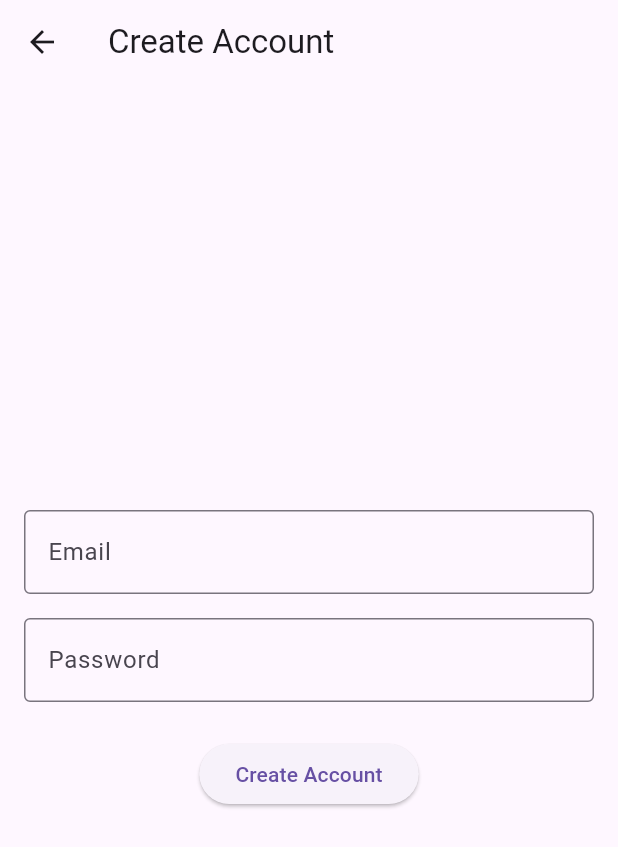
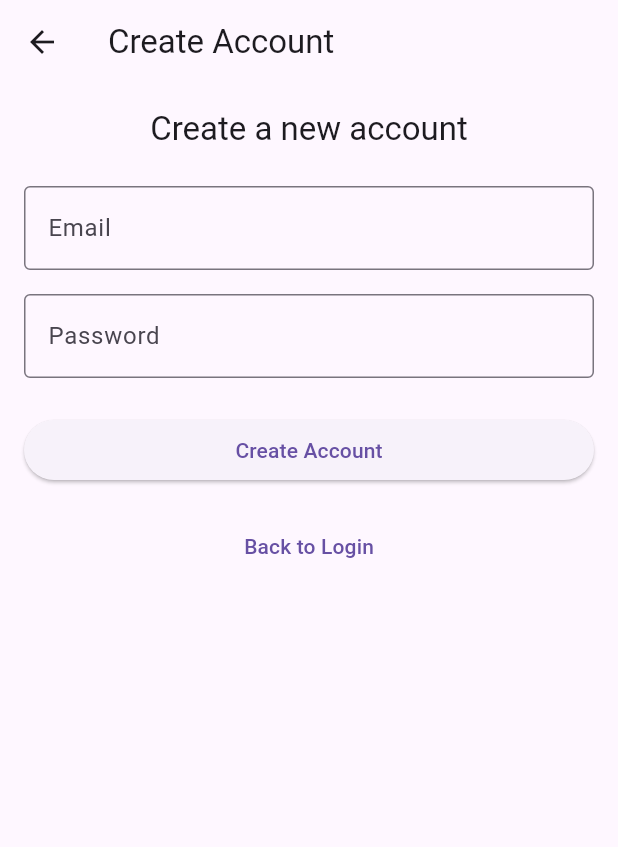
Before and after one commit to GeethJayawardena/nearm_services, a Flutter app: the CreateAccountPage screen opened directly, on a phone screen of 412 x 824 dp. Shown: the top 847 px of the screen. Run offline on Flutter 3.47's test engine with Material 3 defaults, Android fonts, the phone set to English and light mode, and no system bars; our stand-ins replace cloud_firestore, firebase_auth, firebase_core; accounts and stored records are empty.

Commit message:
account create worked

```diff
--- a/lib/create_account_page.dart
+++ b/lib/create_account_page.dart
@@ -9,24 +9,22 @@ class CreateAccountPage extends StatefulWidget {
 }
 
 class _CreateAccountPageState extends State<CreateAccountPage> {
+  final _formKey = GlobalKey<FormState>();
   final _emailController = TextEditingController();
   final _passwordController = TextEditingController();
   bool _loading = false;
 
   void _showMessage(String message) {
-    ScaffoldMessenger.of(context).showSnackBar(
-      SnackBar(content: Text(message)),
-    );
+    ScaffoldMessenger.of(
+      context,
+    ).showSnackBar(SnackBar(content: Text(message)));
   }
 
   Future<void> _createAccount() async {
+    if (!_formKey.currentState!.validate()) return;
+
     final email = _emailController.text.trim();
     final password = _passwordController.text.trim();
-
-    if (email.isEmpty || password.isEmpty) {
-      _showMessage("Email and password cannot be empty");
-      return;
-    }
 
     setState(() => _loading = true);
 
@@ -66,36 +64,67 @@ class _CreateAccountPageState extends State<CreateAccountPage> {
   Widget build(BuildContext context) {
     return Scaffold(
       appBar: AppBar(title: const Text('Create Account')),
-      body: Padding(
+      body: SingleChildScrollView(
         padding: const EdgeInsets.all(16),
+        child: Form(
+          key: _formKey,
           child: Column(
             mainAxisAlignment: MainAxisAlignment.center,
             children: [
-            TextField(
+              Text(
+                'Create a new account',
+                style: Theme.of(context).textTheme.titleLarge,
+              ),
+              const SizedBox(height: 24),
+              TextFormField(
                 controller: _emailController,
                 decoration: const InputDecoration(
                   labelText: 'Email',
                   border: OutlineInputBorder(),
                 ),
                 keyboardType: TextInputType.emailAddress,
+                validator: (val) {
+                  if (val == null || val.isEmpty) return 'Enter email';
+                  if (!RegExp(r'^[\w-]+@([\w-]+\.)+[\w]{2,4}$').hasMatch(val)) {
+                    return 'Enter valid email';
+                  }
+                  return null;
+                },
               ),
               const SizedBox(height: 16),
-            TextField(
+              TextFormField(
                 controller: _passwordController,
                 decoration: const InputDecoration(
                   labelText: 'Password',
                   border: OutlineInputBorder(),
                 ),
                 obscureText: true,
+                validator: (val) {
+                  if (val == null || val.isEmpty) return 'Enter password';
+                  if (val.length < 6)
+                    return 'Password must be at least 6 characters';
+                  return null;
+                },
               ),
               const SizedBox(height: 24),
-            ElevatedButton(
-              onPressed: _loading ? null : _createAccount,
-              child: _loading
-                  ? const CircularProgressIndicator(color: Colors.white)
-                  : const Text('Create Account'),
+              _loading
+                  ? const CircularProgressIndicator()
+                  : SizedBox(
+                      width: double.infinity,
+                      child: ElevatedButton(
+                        onPressed: _createAccount,
+                        child: const Text('Create Account'),
+                      ),
+                    ),
+              const SizedBox(height: 16),
+              TextButton(
+                onPressed: () {
+                  Navigator.pushReplacementNamed(context, '/login-email');
+                },
+                child: const Text('Back to Login'),
               ),
             ],
+          ),
         ),
       ),
     );
--- a/lib/main.dart
+++ b/lib/main.dart
@@ -6,6 +6,7 @@ import 'login_choice_page.dart';
 import 'email_login_page.dart';
 import 'home_page.dart';
 import 'sell_service_page.dart';
+import 'create_account_page.dart';
 
 void main() async {
   WidgetsFlutterBinding.ensureInitialized();
@@ -35,6 +36,7 @@ class MyApp extends StatelessWidget {
           }
         },
         '/login-email': (context) => const EmailLoginPage(),
+        '/create-account': (context) => const CreateAccountPage(),
         '/home': (context) => const HomePage(),
         '/sell-service': (context) => const SellServicePage(),
       },
```
Lines whose indentation alone changed are shown as unchanged.
